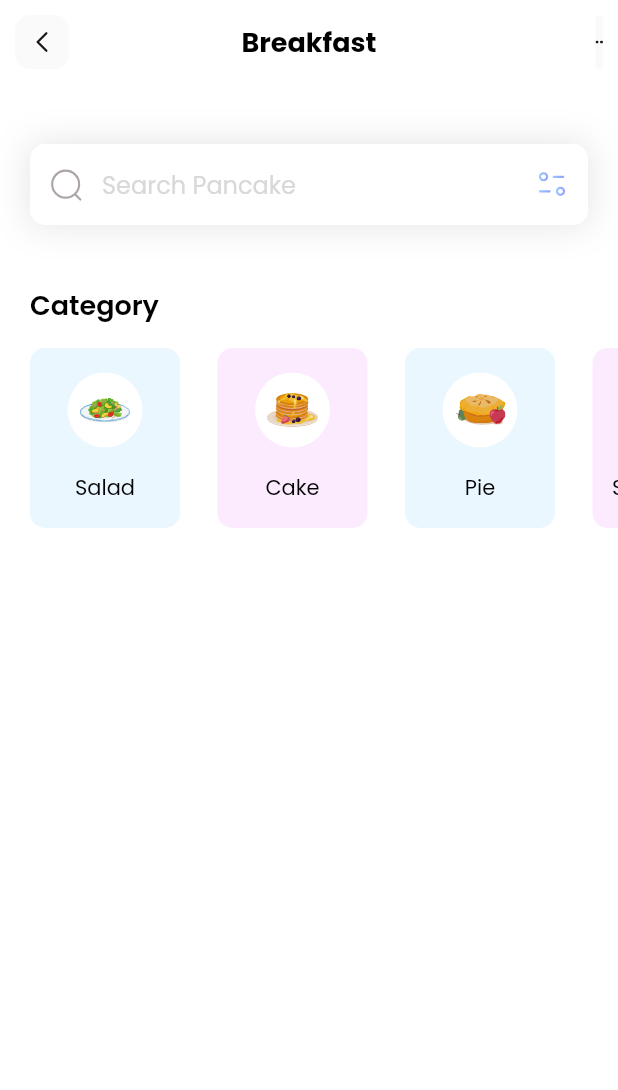
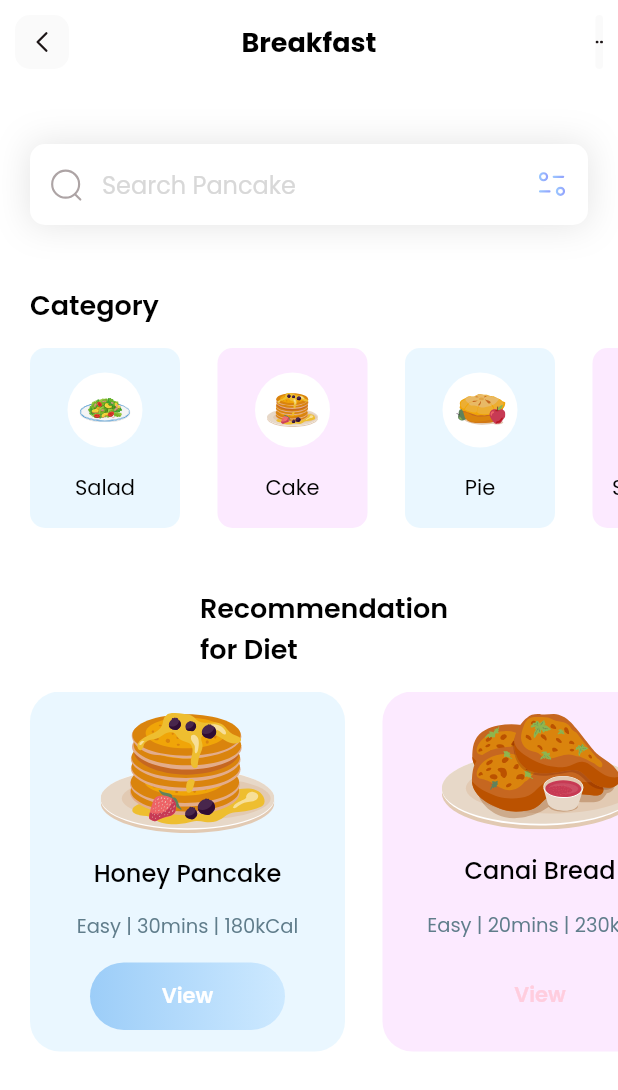
Before and after one commit to LucianoFraga27/flutter-fitness, a Flutter app: the screen it shows after launch, on a phone screen of 412 x 824 dp. Shown: the top 1090 px of the screen. Run offline on Flutter 3.47's test engine with Material 2 defaults, Android fonts, the phone set to English and light mode, and no system bars; our stand-ins replace flutter_svg.

Commit message:
Diets Section

```diff
--- a/lib/models/category_model.dart
+++ b/lib/models/category_model.dart
@@ -10,14 +10,14 @@ class CategoryModel {
   static List<CategoryModel> getCategory() {
     List<CategoryModel> categories = [];
 
-    categories.add(CategoryModel(
-        "Salad", "assets/icons/plate.svg", Color.fromARGB(255, 213, 240, 255)));
+    categories.add(CategoryModel("Salad", "assets/icons/plate.svg",
+        const Color.fromARGB(255, 213, 240, 255)));
 
     categories.add(CategoryModel("Cake", "assets/icons/pancakes.svg",
         const Color.fromARGB(255, 249, 213, 255)));
 
-    categories.add(CategoryModel(
-        "Pie", "assets/icons/pie.svg", Color.fromARGB(255, 213, 240, 255)));
+    categories.add(CategoryModel("Pie", "assets/icons/pie.svg",
+        const Color.fromARGB(255, 213, 240, 255)));
 
     categories.add(CategoryModel("Smoothies", "assets/icons/orange-snacks.svg",
         const Color.fromARGB(255, 249, 213, 255)));
--- a/lib/models/diet_model.dart
+++ b/lib/models/diet_model.dart
@@ -0,0 +1,39 @@
+import 'package:flutter/material.dart';
+
+class DietModel {
+  String name;
+  String iconPath;
+  String level;
+  String duration;
+  String calorie;
+  Color boxColor;
+  bool viewIsSelected;
+
+  DietModel(this.name, this.iconPath, this.level, this.duration, this.calorie,
+      this.boxColor, this.viewIsSelected);
+
+  static List<DietModel> getDiets() {
+    List<DietModel> diets = [];
+
+    diets.add(DietModel(
+        "Honey Pancake",
+        "assets/icons/honey-pancakes.svg",
+        "Easy",
+        "30mins",
+        "180kCal",
+        const Color.fromARGB(255, 213, 240, 255),
+        true));
+
+    diets.add(DietModel(
+      'Canai Bread',
+      'assets/icons/canai-bread.svg',
+      'Easy',
+      '20mins',
+      '230kCal',
+      const Color.fromARGB(255, 249, 213, 255),
+      false,
+    ));
+
+    return diets;
+  }
+}
--- a/lib/pages/home.dart
+++ b/lib/pages/home.dart
@@ -1,4 +1,5 @@
 import 'package:fitness/models/category_model.dart';
+import 'package:fitness/models/diet_model.dart';
 import 'package:flutter/material.dart';
 import 'package:flutter_svg/flutter_svg.dart';
 
@@ -11,19 +12,16 @@ class HomePage extends StatefulWidget {
 
 class _HomePageState extends State<HomePage> {
   List<CategoryModel> categories = [];
+  List<DietModel> diets = [];
 
-  void _getCategories() {
+  void _getInitialInfo() {
     categories = CategoryModel.getCategory();
-  }
-
-  @override
-  void initState() {
-    _getCategories();
+    diets = DietModel.getDiets();
   }
 
   @override
   Widget build(BuildContext context) {
-    _getCategories();
+    _getInitialInfo();
     return Scaffold(
         appBar: appBar(),
         backgroundColor: Colors.white,
@@ -31,13 +29,85 @@ class _HomePageState extends State<HomePage> {
           crossAxisAlignment: CrossAxisAlignment.start,
           children: [
             _searchField(),
-            const SizedBox(
-              height: 40,
-            ),
+            const SizedBox(height: 40),
             _categoriesSection(),
-            const SizedBox(
-              height: 40,
-            ),
+            const SizedBox(height: 40),
+            Column(
+              children: [
+                const Padding(
+                  padding: EdgeInsets.only(left: 20),
+                  child: Text("Recommendation\nfor Diet",
+                      style: TextStyle(
+                          color: Colors.black,
+                          fontSize: 18,
+                          fontWeight: FontWeight.w600)),
+                ),
+                SizedBox(height: 15),
+                SizedBox(
+                    height: 240,
+                    child: ListView.separated(
+                      scrollDirection: Axis.horizontal,
+                      padding: const EdgeInsets.only(left: 20, right: 20),
+                      itemBuilder: (context, index) {
+                        return Container(
+                            width: 210,
+                            decoration: BoxDecoration(
+                                color: diets[index].boxColor.withOpacity(0.5),
+                                borderRadius: BorderRadius.circular(20)),
+                            child: Column(
+                              mainAxisAlignment: MainAxisAlignment.spaceEvenly,
+                              children: [
+                                SvgPicture.asset(diets[index].iconPath),
+                                Text(
+                                  diets[index].name,
+                                  style: TextStyle(
+                                      fontWeight: FontWeight.w500,
+                                      color: Colors.black,
+                                      fontSize: 16),
+                                ),
+                                Text(
+                                  diets[index].level +
+                                      " | " +
+                                      diets[index].duration +
+                                      " | " +
+                                      diets[index].calorie,
+                                  style: TextStyle(
+                                      color: Colors.blueGrey,
+                                      fontSize: 13,
+                                      fontWeight: FontWeight.w400),
+                                ),
+                                Container(
+                                  height: 45,
+                                  width: 130,
+                                  child: Center(
+                                      child: Text("View",
+                                          style: TextStyle(
+                                              color: diets[index].viewIsSelected
+                                                  ? Colors.white
+                                                  : Color.fromARGB(
+                                                      255, 255, 205, 222),
+                                              fontWeight: FontWeight.w600,
+                                              fontSize: 14))),
+                                  decoration: BoxDecoration(
+                                      gradient: LinearGradient(colors: [
+                                        diets[index].viewIsSelected
+                                            ? const Color(0xFF9CCDF8)
+                                            : Colors.transparent,
+                                        diets[index].viewIsSelected
+                                            ? Color.fromARGB(255, 205, 233, 255)
+                                            : Colors.transparent
+                                      ]),
+                                      borderRadius: BorderRadius.circular(50)),
+                                )
+                              ],
+                            ));
+                      },
+                      separatorBuilder: (context, index) =>
+                          const SizedBox(width: 25),
+                      itemCount: diets.length,
+                    ))
+              ],
+            )
           ],
         ));
   }
```
